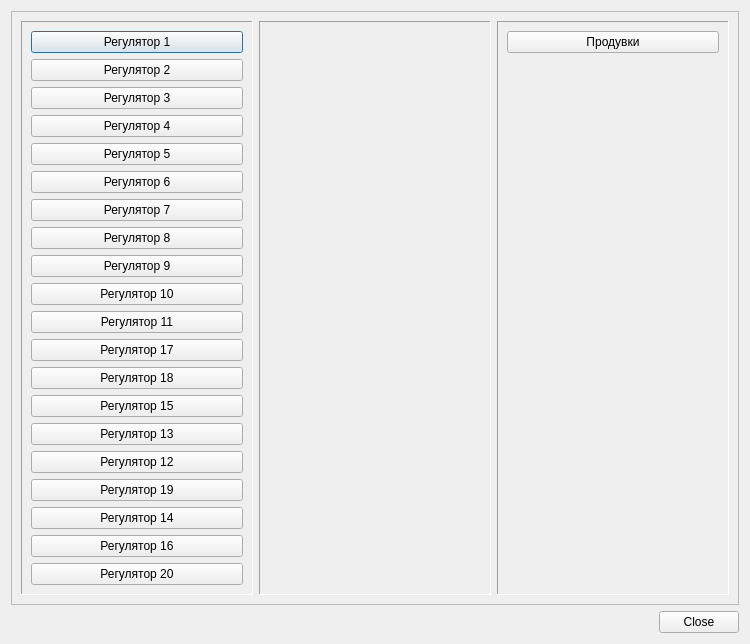
Before: the Qt Designer form satur/scada/history.ui in vanessaorgua/dondushen, drawn with Qt 5.
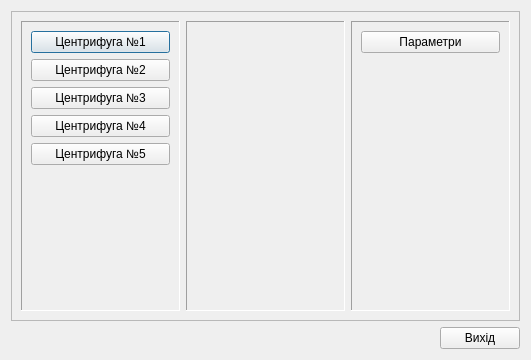
After: the same form once the commit is applied.

Commit message: В програму імпортовано панель історії із ЮМ центрифуг, для роботи із декількома таблицями

```diff
--- a/satur/scada/history.ui
+++ b/satur/scada/history.ui
@@ -6,8 +6,8 @@
    <rect>
     <x>0</x>
     <y>0</y>
-    <width>750</width>
-    <height>599</height>
+    <width>531</width>
+    <height>360</height>
    </rect>
   </property>
   <property name="windowTitle">
@@ -35,140 +35,35 @@
          <item>
           <widget class="QPushButton" name="reg_1">
            <property name="text">
-            <string>Регулятор 1</string>
+            <string>Центрифуга №1</string>
            </property>
           </widget>
          </item>
          <item>
           <widget class="QPushButton" name="reg_2">
            <property name="text">
-            <string>Регулятор 2</string>
+            <string>Центрифуга №2</string>
            </property>
           </widget>
          </item>
          <item>
           <widget class="QPushButton" name="reg_3">
            <property name="text">
-            <string>Регулятор 3</string>
+            <string>Центрифуга №3</string>
            </property>
           </widget>
          </item>
          <item>
           <widget class="QPushButton" name="reg_4">
            <property name="text">
-            <string>Регулятор 4</string>
+            <string>Центрифуга №4</string>
            </property>
           </widget>
          </item>
          <item>
           <widget class="QPushButton" name="reg_5">
            <property name="text">
-            <string>Регулятор 5</string>
-           </property>
-          </widget>
-         </item>
-         <item>
-          <widget class="QPushButton" name="reg_6">
-           <property name="text">
-            <string>Регулятор 6</string>
-           </property>
-          </widget>
-         </item>
-         <item>
-          <widget class="QPushButton" name="reg_7">
-           <property name="text">
-            <string>Регулятор 7</string>
-           </property>
-          </widget>
-         </item>
-         <item>
-          <widget class="QPushButton" name="reg_8">
-           <property name="text">
-            <string>Регулятор 8</string>
-           </property>
-          </widget>
-         </item>
-         <item>
-          <widget class="QPushButton" name="reg_9">
-           <property name="text">
-            <string>Регулятор 9</string>
-           </property>
-          </widget>
-         </item>
-         <item>
-          <widget class="QPushButton" name="reg_10">
-           <property name="text">
-            <string>Регулятор 10</string>
-           </property>
-          </widget>
-         </item>
-         <item>
-          <widget class="QPushButton" name="reg_11">
-           <property name="text">
-            <string>Регулятор 11</string>
-           </property>
-          </widget>
-         </item>
-         <item>
-          <widget class="QPushButton" name="reg_17">
-           <property name="text">
-            <string>Регулятор 17</string>
-           </property>
-          </widget>
-         </item>
-         <item>
-          <widget class="QPushButton" name="reg_18">
-           <property name="text">
-            <string>Регулятор 18</string>
-           </property>
-          </widget>
-         </item>
-         <item>
-          <widget class="QPushButton" name="reg_15">
-           <property name="text">
-            <string>Регулятор 15</string>
-           </property>
-          </widget>
-         </item>
-         <item>
-          <widget class="QPushButton" name="reg_13">
-           <property name="text">
-            <string>Регулятор 13</string>
-           </property>
-          </widget>
-         </item>
-         <item>
-          <widget class="QPushButton" name="reg_12">
-           <property name="text">
-            <string>Регулятор 12</string>
-           </property>
-          </widget>
-         </item>
-         <item>
-          <widget class="QPushButton" name="reg_19">
-           <property name="text">
-            <string>Регулятор 19</string>
-           </property>
-          </widget>
-         </item>
-         <item>
-          <widget class="QPushButton" name="reg_14">
-           <property name="text">
-            <string>Регулятор 14</string>
-           </property>
-          </widget>
-         </item>
-         <item>
-          <widget class="QPushButton" name="reg_16">
-           <property name="text">
-            <string>Регулятор 16</string>
-           </property>
-          </widget>
-         </item>
-         <item>
-          <widget class="QPushButton" name="reg_20">
-           <property name="text">
-            <string>Регулятор 20</string>
+            <string>Центрифуга №5</string>
            </property>
           </widget>
          </item>
@@ -225,7 +120,7 @@
          <item>
           <widget class="QPushButton" name="bleding">
            <property name="text">
-            <string>Продувки</string>
+            <string>Параметри</string>
            </property>
           </widget>
          </item>
@@ -264,7 +159,7 @@
    <item row="1" column="1">
     <widget class="QPushButton" name="Exit">
      <property name="text">
-      <string>Close</string>
+      <string>Вихід</string>
      </property>
     </widget>
    </item>
```
Left out of the diff: 12 changed lines with no effect on the pictures. The commit also changes 1 other file.
